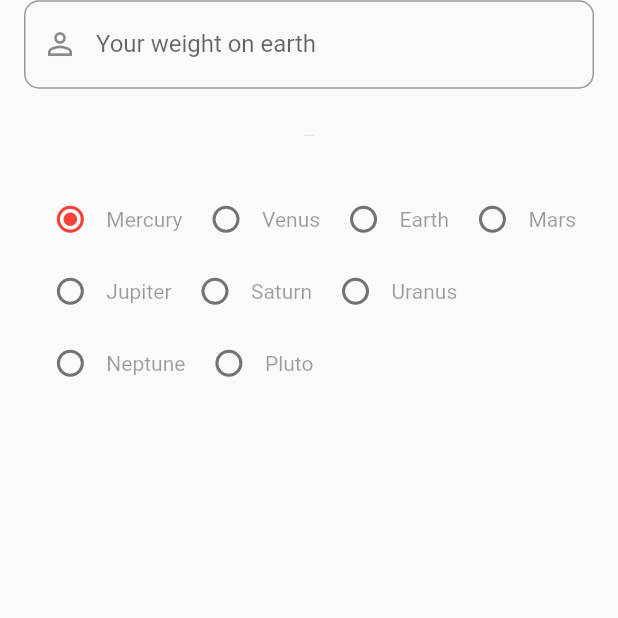
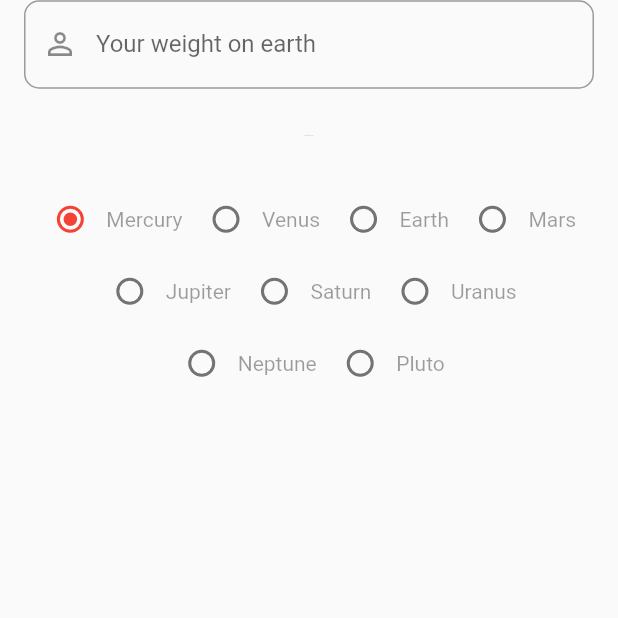
Before and after one commit to FabianVarela/weight_planet_calculator, a Flutter app: the screen it shows after launch, scrolled down 305 dp, on a phone screen of 412 x 824 dp, the top half of it. Run offline on Flutter 3.47's test engine with Material 2 defaults, Android fonts, the phone set to English and light mode, and no system bars.

Commit message:
Center radio buttons and change pounds by kilograms

```diff
--- a/lib/ui/home.ui.dart
+++ b/lib/ui/home.ui.dart
@@ -10,6 +10,8 @@ class Home extends StatefulWidget {
 
 class HomeState extends State<Home> with SingleTickerProviderStateMixin {
   final TextEditingController _weightController = TextEditingController();
+  final double _poundValue = 2.20462;
+  final String _poundUnit = 'Kg';
 
   int _radioValue = 0;
   String _formattedText = '';
@@ -114,6 +116,7 @@ class HomeState extends State<Home> with SingleTickerProviderStateMixin {
           Padding(
             padding: EdgeInsets.only(bottom: 5),
             child: Wrap(
+              alignment: WrapAlignment.center,
               children: <Widget>[
                 for (int i = 0; i < planets.length; i++)
                   _setRadioButton(planets[i].name, i, planets[i].weightGravity,
@@ -133,7 +136,7 @@ class HomeState extends State<Home> with SingleTickerProviderStateMixin {
       textInputAction: TextInputAction.done,
       decoration: InputDecoration(
         labelText: 'Your weight on earth',
-        hintText: 'In pounds',
+        hintText: 'In $_poundUnit',
         border: OutlineInputBorder(
           borderRadius: BorderRadius.circular(10),
         ),
@@ -199,7 +202,7 @@ class HomeState extends State<Home> with SingleTickerProviderStateMixin {
           _currentIndex = radioValue;
           _radioValue = radioValue;
           _formattedText = 'Your weight in $text is '
-              '${result.toStringAsFixed(1)} lbs';
+              '${result.toStringAsFixed(1)} $_poundUnit';
         });
       }
 
@@ -211,7 +214,7 @@ class HomeState extends State<Home> with SingleTickerProviderStateMixin {
     return weight.isNotEmpty &&
             int.parse(weight).toString().isNotEmpty &&
             int.parse(weight) > 0
-        ? int.parse(weight) * multiplier
+        ? ((int.parse(weight) * _poundValue) * multiplier) / _poundValue
         : 0;
   }
 }
```
